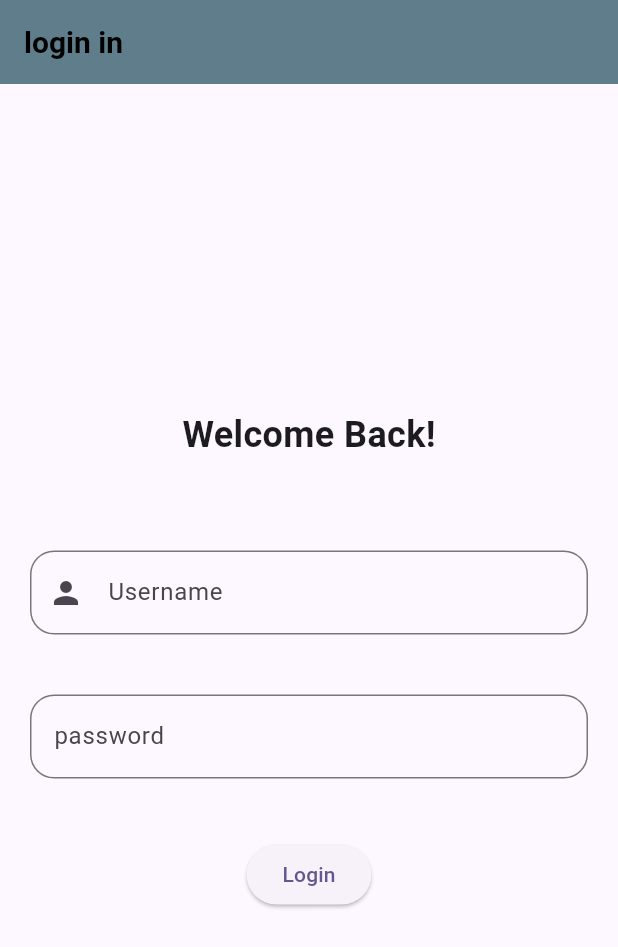
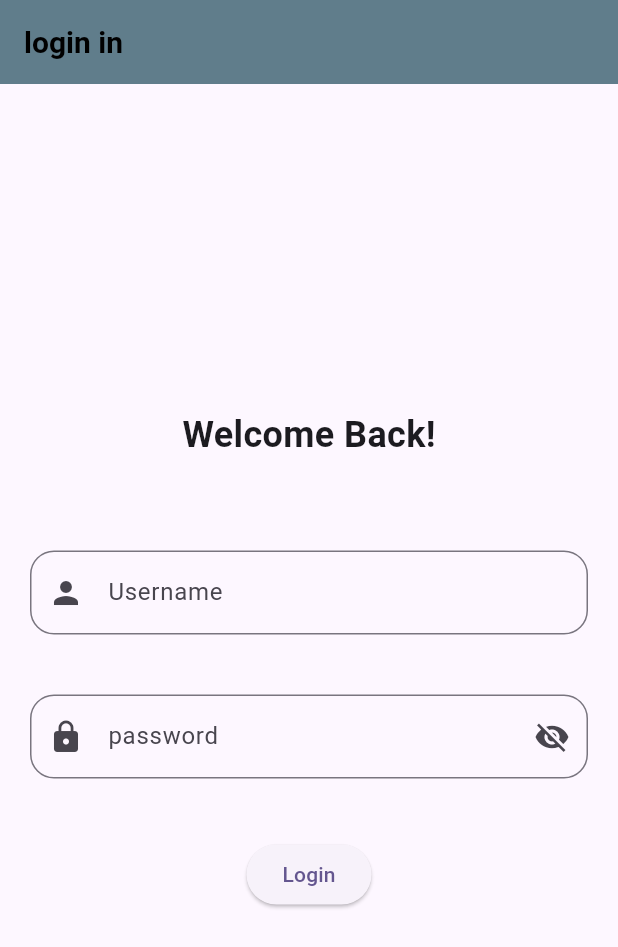
Before and after one commit to Bhanupratap7248/login-page, a Flutter app: the screen it shows after launch, after a tap on "Login", on a phone screen of 412 x 824 dp. Shown: the top 947 px of the screen. Run offline on Flutter 3.47's test engine with Material 3 defaults, Android fonts, the phone set to English and light mode, and no system bars.

Commit message:
first commit

```diff
--- a/lib/main.dart
+++ b/lib/main.dart
@@ -1,6 +1,6 @@
 import 'package:flutter/material.dart';
 import 'package:f/pages/login.dart';
-import 'package:f/pages/home.dart';
+//import 'package:f/pages/home.dart';
 
 void main() {
   runApp(MyApp());
--- a/lib/pages/login.dart
+++ b/lib/pages/login.dart
@@ -8,6 +8,8 @@ class Login extends StatefulWidget {
 }
 
 class _LoginState extends State<Login> {
+  bool _isPasswordVisible = false;
+
   @override
   Widget build(BuildContext context) {
     return MaterialApp(
@@ -31,6 +33,7 @@ class _LoginState extends State<Login> {
         body: Center(
           child: Column(
             mainAxisAlignment: MainAxisAlignment.center,
+            crossAxisAlignment: CrossAxisAlignment.center,
             children: [
               Text(
                 'Welcome Back!',
@@ -58,12 +61,24 @@ class _LoginState extends State<Login> {
               Padding(
                 padding: const EdgeInsets.all(20),
                 child: TextField(
-                  obscureText: true,
+                  obscureText: !_isPasswordVisible,
                   decoration: InputDecoration(
                     labelText: 'password',
-
                     border: OutlineInputBorder(
                       borderRadius: BorderRadius.circular(16),
+                    ),
+                    prefixIcon: Icon(Icons.lock),
+                    suffixIcon: IconButton(
+                      icon: Icon(
+                        _isPasswordVisible
+                            ? Icons.visibility
+                            : Icons.visibility_off,
+                      ),
+                      onPressed: () {
+                        setState(() {
+                          _isPasswordVisible = !_isPasswordVisible;
+                        });
+                      },
                     ),
                   ),
                 ),
@@ -71,7 +86,7 @@ class _LoginState extends State<Login> {
               SizedBox(height: 20),
               ElevatedButton(
                 onPressed: () {
-                  // Handle login logic here
+                  Navigator.pushNamed(context, '/home');
                 },
                 child: Text('Login'),
               ),
```
